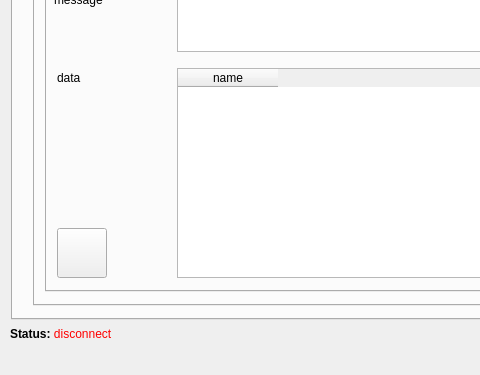
The window that guiqt4/main.ui (CZ-NIC/fred-client) describes before a commit, drawn with Qt 5; both pictures show x 0 to 480 and y 281 to 656 of the 694 by 656 pixel window.
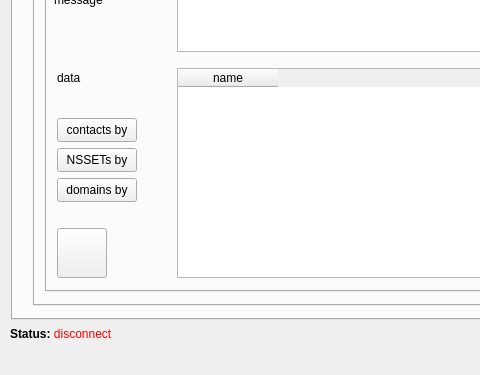
The same window after the commit. The open tabs and pages were chosen to show the change. Icons and pictures are not drawn.

The edit to the form file:
```diff
--- a/guiqt4/main.ui
+++ b/guiqt4/main.ui
@@ -1736,6 +1736,54 @@
           <iconset>icon_source.png</iconset>
          </property>
         </widget>
+        <widget class="QPushButton" name="btn_goto_nssetsby" >
+         <property name="geometry" >
+          <rect>
+           <x>10</x>
+           <y>200</y>
+           <width>80</width>
+           <height>24</height>
+          </rect>
+         </property>
+         <property name="toolTip" >
+          <string>Go to NSSET-by command.</string>
+         </property>
+         <property name="text" >
+          <string>NSSETs by</string>
+         </property>
+        </widget>
+        <widget class="QPushButton" name="btn_goto_domainsby" >
+         <property name="geometry" >
+          <rect>
+           <x>10</x>
+           <y>230</y>
+           <width>80</width>
+           <height>24</height>
+          </rect>
+         </property>
+         <property name="toolTip" >
+          <string>Go to domains-by command.</string>
+         </property>
+         <property name="text" >
+          <string>domains by</string>
+         </property>
+        </widget>
+        <widget class="QPushButton" name="btn_goto_contactsby" >
+         <property name="geometry" >
+          <rect>
+           <x>10</x>
+           <y>170</y>
+           <width>80</width>
+           <height>24</height>
+          </rect>
+         </property>
+         <property name="toolTip" >
+          <string>Go to contacts-by command.</string>
+         </property>
+         <property name="text" >
+          <string>contacts by</string>
+         </property>
+        </widget>
        </widget>
       </widget>
      </widget>
```
Left out of the diff: 68 changed lines with no effect on the pictures.
